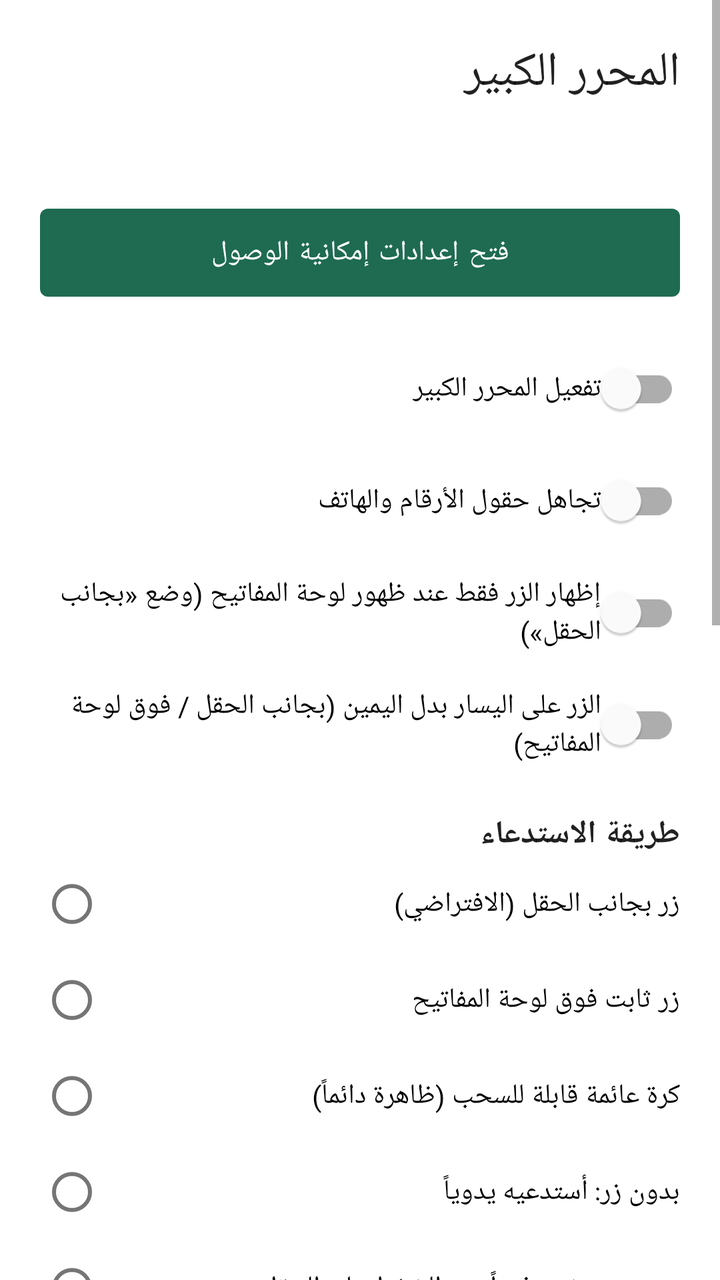
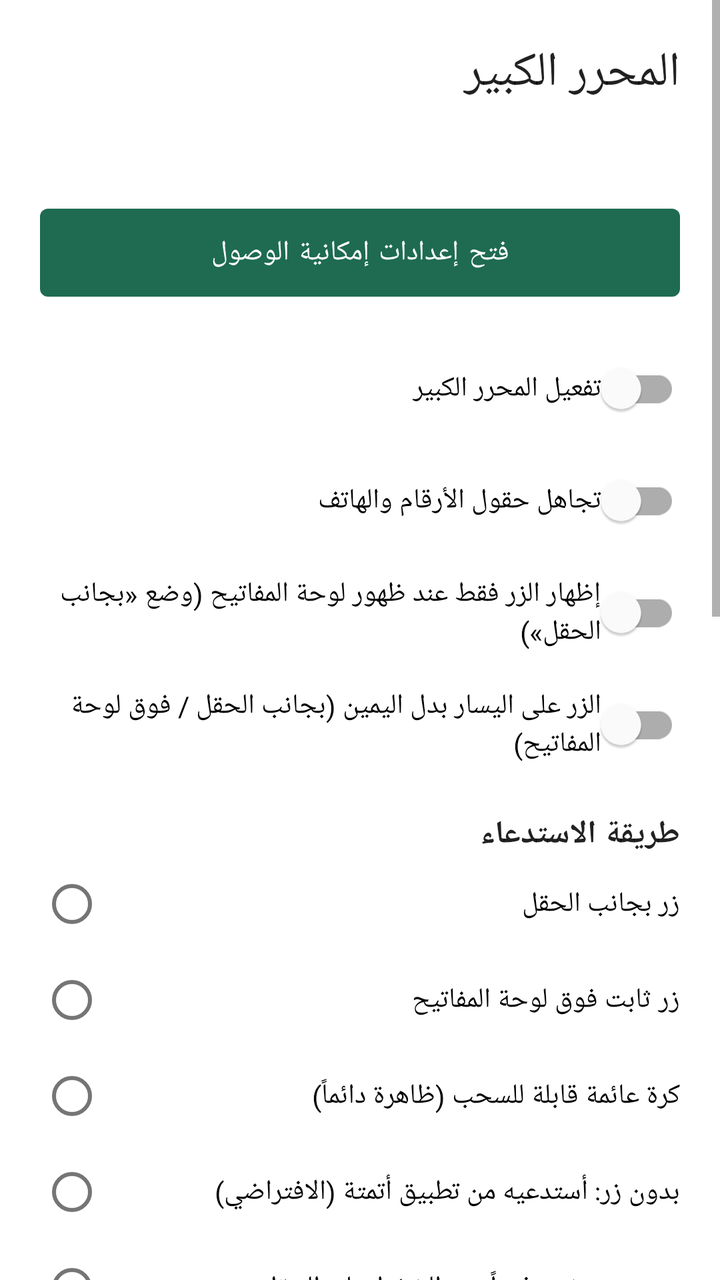

Screens rendered from an Android XML layout before and after an edit, with the pre-edit source and the edit as a unified diff.
<!-- AndroidManifest.xml: application theme Theme.BigType -->
<!-- res/layout/activity_main.xml -->
<?xml version="1.0" encoding="utf-8"?>
<ScrollView xmlns:android="http://schemas.android.com/apk/res/android"
    android:layout_width="match_parent"
    android:layout_height="match_parent"
    android:background="?attr/colorSurface"
    android:fillViewport="true">

    <LinearLayout
        android:layout_width="match_parent"
        android:layout_height="wrap_content"
        android:orientation="vertical"
        android:padding="20dp">

        <TextView
            android:layout_width="match_parent"
            android:layout_height="wrap_content"
            android:text="@string/app_name"
            android:textAppearance="?attr/textAppearanceHeadline5" />

        <TextView
            android:id="@+id/status"
            android:layout_width="match_parent"
            android:layout_height="wrap_content"
            android:layout_marginTop="8dp"
            android:textSize="16sp"
            android:textStyle="bold" />

        <com.google.android.material.button.MaterialButton
            android:id="@+id/openSettings"
            android:layout_width="match_parent"
            android:layout_height="56dp"
            android:layout_marginTop="16dp"
            android:text="@string/open_settings" />

        <com.google.android.material.switchmaterial.SwitchMaterial
            android:id="@+id/switchEnabled"
            android:layout_width="match_parent"
            android:layout_height="wrap_content"
            android:layout_marginTop="16dp"
            android:text="@string/switch_enabled" />

        <com.google.android.material.switchmaterial.SwitchMaterial
            android:id="@+id/switchSkipNumbers"
            android:layout_width="match_parent"
            android:layout_height="wrap_content"
            android:layout_marginTop="8dp"
            android:text="@string/switch_skip_numbers" />

        <com.google.android.material.switchmaterial.SwitchMaterial
            android:id="@+id/switchImeOnly"
            android:layout_width="match_parent"
            android:layout_height="wrap_content"
            android:layout_marginTop="8dp"
            android:text="إظهار الزر فقط عند ظهور لوحة المفاتيح (وضع «بجانب الحقل»)" />

        <com.google.android.material.switchmaterial.SwitchMaterial
            android:id="@+id/switchLeft"
            android:layout_width="match_parent"
            android:layout_height="wrap_content"
            android:layout_marginTop="8dp"
            android:text="الزر على اليسار بدل اليمين (بجانب الحقل / فوق لوحة المفاتيح)" />

        <TextView
            android:layout_width="match_parent"
            android:layout_height="wrap_content"
            android:layout_marginTop="20dp"
            android:text="طريقة الاستدعاء"
            android:textAppearance="?attr/textAppearanceSubtitle1"
            android:textStyle="bold" />

        <RadioGroup
            android:id="@+id/modeGroup"
            android:layout_width="match_parent"
            android:layout_height="wrap_content">

            <RadioButton
                android:id="@+id/modeNear"
                android:layout_width="match_parent"
                android:layout_height="wrap_content"
                android:text="زر بجانب الحقل (الافتراضي)" />

            <RadioButton
                android:id="@+id/modeKeyboard"
                android:layout_width="match_parent"
                android:layout_height="wrap_content"
                android:text="زر ثابت فوق لوحة المفاتيح" />

            <RadioButton
                android:id="@+id/modeFree"
                android:layout_width="match_parent"
                android:layout_height="wrap_content"
                android:text="كرة عائمة قابلة للسحب (ظاهرة دائماً)" />

            <RadioButton
                android:id="@+id/modeHidden"
                android:layout_width="match_parent"
                android:layout_height="wrap_content"
                android:text="بدون زر: أستدعيه يدوياً" />

            <RadioButton
                android:id="@+id/modeTap"
                android:layout_width="match_parent"
                android:layout_height="wrap_content"
                android:text="بدون زر: يفتح فوراً عند الضغط على الحقل" />
        </RadioGroup>

        <TextView
            android:layout_width="match_parent"
            android:layout_height="wrap_content"
            android:layout_marginTop="4dp"
            android:lineSpacingExtra="2dp"
            android:text="الاستدعاء اليدوي: من زر «المحرر الكبير» في مربع الإشعارات السريعة (أضفه من تعديل الأزرار)، أو من أيقونة «فتح المحرر» في قائمة التطبيقات، أو من زر إمكانية الوصول. يفتح المحرر للحقل المحدد، أو للحقل الوحيد الظاهر، وإن وُجد أكثر من حقل ولم تحدد أحدها فاضغط على الحقل المطلوب ليفتح فوراً."
            android:textSize="13sp" />

        <com.google.android.material.button.MaterialButton
            android:id="@+id/btnAppearance"
            android:layout_width="match_parent"
            android:layout_height="wrap_content"
            android:layout_marginTop="12dp"
            android:text="تخصيص مظهر الكرة" />

        <com.google.android.material.button.MaterialButton
            android:id="@+id/btnExcluded"
            style="@style/Widget.MaterialComponents.Button.OutlinedButton"
            android:layout_width="match_parent"
            android:layout_height="wrap_content"
            android:layout_marginTop="12dp"
            android:text="التطبيقات المستثناة" />

        <com.google.android.material.button.MaterialButton
            android:id="@+id/btnClearDrafts"
            style="@style/Widget.MaterialComponents.Button.OutlinedButton"
            android:layout_width="match_parent"
            android:layout_height="wrap_content"
            android:text="مسح المسودات المحفوظة" />

        <TextView
            android:layout_width="match_parent"
            android:layout_height="wrap_content"
            android:layout_marginTop="24dp"
            android:text="@string/how_to_title"
            android:textAppearance="?attr/textAppearanceSubtitle1"
            android:textStyle="bold" />

        <TextView
            android:layout_width="match_parent"
            android:layout_height="wrap_content"
            android:layout_marginTop="6dp"
            android:lineSpacingExtra="3dp"
            android:text="@string/how_to_body"
            android:textSize="15sp" />

        <TextView
            android:layout_width="match_parent"
            android:layout_height="wrap_content"
            android:layout_marginTop="24dp"
            android:text="@string/try_title"
            android:textAppearance="?attr/textAppearanceSubtitle1"
            android:textStyle="bold" />

        <EditText
            android:id="@+id/tryField"
            android:layout_width="match_parent"
            android:layout_height="wrap_content"
            android:layout_marginTop="6dp"
            android:hint="@string/try_hint"
            android:importantForAutofill="no"
            android:inputType="text"
            android:minHeight="48dp" />
    </LinearLayout>
</ScrollView>
<!-- resources referenced by this layout -->
<resources>
  <string name="app_name">المحرر الكبير</string>
  <string name="how_to_body">1. اضغط الزر أعلاه، ثم اختر «المحرر الكبير» من قائمة الخدمات وفعّلها.\n\n2. على أندرويد 13 وما بعده، إن كان الخيار رمادياً: افتح معلومات التطبيق ← القائمة ⋮ ← «السماح بالإعدادات المقيّدة»، ثم ارجع وفعّل الخدمة.\n\n3. اضغط على أي حقل نص في أي تطبيق وستظهر نافذة الكتابة الكبيرة.</string>
  <string name="how_to_title">طريقة التفعيل</string>
  <string name="open_settings">فتح إعدادات إمكانية الوصول</string>
  <string name="switch_enabled">تفعيل المحرر الكبير</string>
  <string name="switch_skip_numbers">تجاهل حقول الأرقام والهاتف</string>
  <string name="try_hint">اضغط على هذا الحقل بعد تفعيل الخدمة</string>
  <string name="try_title">جرّب هنا</string>
  <style name="Theme.BigType" parent="Theme.MaterialComponents.DayNight.NoActionBar">
          <item name="colorPrimary">#1E6B52</item>
          <item name="colorOnPrimary">#FFFFFF</item>
          <item name="colorSecondary">#1E6B52</item>
      </style>
</resources>

<!-- the commit's change to res/layout/activity_main.xml (unified diff, before → after) -->
@@ -77,7 +77,7 @@
                 android:id="@+id/modeNear"
                 android:layout_width="match_parent"
                 android:layout_height="wrap_content"
-                android:text="زر بجانب الحقل (الافتراضي)" />
+                android:text="زر بجانب الحقل" />
 
             <RadioButton
                 android:id="@+id/modeKeyboard"
@@ -95,7 +95,7 @@
                 android:id="@+id/modeHidden"
                 android:layout_width="match_parent"
                 android:layout_height="wrap_content"
-                android:text="بدون زر: أستدعيه يدوياً" />
+                android:text="بدون زر: أستدعيه من تطبيق أتمتة (الافتراضي)" />
 
             <RadioButton
                 android:id="@+id/modeTap"
@@ -109,7 +109,7 @@
             android:layout_height="wrap_content"
             android:layout_marginTop="4dp"
             android:lineSpacingExtra="2dp"
-            android:text="الاستدعاء اليدوي: من زر «المحرر الكبير» في مربع الإشعارات السريعة (أضفه من تعديل الأزرار)، أو من أيقونة «فتح المحرر» في قائمة التطبيقات، أو من زر إمكانية الوصول. يفتح المحرر للحقل المحدد، أو للحقل الوحيد الظاهر، وإن وُجد أكثر من حقل ولم تحدد أحدها فاضغط على الحقل المطلوب ليفتح فوراً."
+            android:text="الاستدعاء من MacroDroid أو Tasker: أرسل Intent من نوع Broadcast، الـ Action: com.bigtype.app.INVOKE، والحزمة (Package): com.bigtype.app. أو شغّل Activity بالـ Action نفسه. يفتح المحرر للحقل المحدد، أو للحقل الوحيد الظاهر، وإن وُجد أكثر من حقل ولم تحدد أحدها فاضغط على الحقل المطلوب ليفتح فوراً."
             android:textSize="13sp" />
 
         <com.google.android.material.button.MaterialButton
